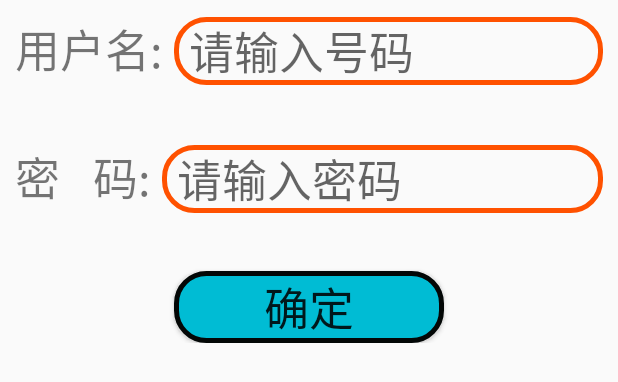
After one commit to gallifreyCar/TodayApplication, an Android app: the layout layout_custom.xml on its own in the app's theme, with its tools: preview values and no code run, on a phone screen of 412 x 824 dp. The commit adds this screen. Shown: the top 382 px of the screen. Run offline under Robolectric (Android 15) with nearby library versions, the light colour scheme and no system bars.

Commit message:
更新AlterDialog的内容

```diff
--- a/app/src/main/res/layout/activity_dialog.xml
+++ b/app/src/main/res/layout/activity_dialog.xml
@@ -66,7 +66,7 @@
         android:layout_width="300dp"
         android:layout_height="wrap_content"
         android:id="@+id/btn_custom"
-        android:text="输入对话框"
+        android:text="自定义对话框"
         android:textSize="30sp"
         app:layout_constraintStart_toStartOf="parent"
         app:layout_constraintEnd_toEndOf="parent"
--- /dev/null
+++ b/app/src/main/res/layout/layout_custom.xml
@@ -0,0 +1,67 @@
+<?xml version="1.0" encoding="utf-8"?>
+<RelativeLayout xmlns:android="http://schemas.android.com/apk/res/android"
+    xmlns:app="http://schemas.android.com/apk/res-auto"
+    xmlns:tools="http://schemas.android.com/tools"
+    android:layout_width="wrap_content"
+    android:layout_height="wrap_content"
+    android:paddingTop="10dp"
+    android:paddingStart="10dp"
+    android:paddingEnd="10dp"
+    tools:context=".EditTextActivity">
+
+    <TextView
+        android:id="@+id/tv_user"
+        android:layout_width="wrap_content"
+        android:layout_height="wrap_content"
+        android:text="用户名: "
+
+        android:textSize="30sp" />
+
+    <EditText
+        android:paddingStart="10dp"
+        android:id="@+id/et_user"
+        android:layout_width="match_parent"
+        android:layout_height="wrap_content"
+        android:layout_alignBaseline="@id/tv_user"
+        android:layout_toEndOf="@id/tv_user"
+        android:hint="请输入号码"
+        android:inputType="phone"
+        android:textSize="30sp"
+        android:background="@drawable/bgeditext"
+
+        />
+    <TextView
+        android:id="@+id/tv_pwd"
+        android:layout_width="wrap_content"
+        android:layout_height="wrap_content"
+        android:layout_below="@id/tv_user"
+        android:layout_alignStart="@id/tv_user"
+        android:layout_marginTop="40dp"
+        android:text="密   码: "
+        android:textSize="30sp" />
+
+    <EditText
+        android:id="@+id/et_pwd"
+        android:layout_width="match_parent"
+        android:layout_height="wrap_content"
+        android:layout_below="@id/et_user"
+        android:layout_alignBaseline="@id/tv_pwd"
+        android:layout_toEndOf="@id/tv_pwd"
+        android:background="@drawable/bgeditext"
+        android:paddingStart="10dp"
+        android:drawablePadding="5dp"
+        android:hint="请输入密码"
+        android:inputType="textPassword"
+        android:textSize="30sp" />
+    <Button
+        android:layout_width="wrap_content"
+        android:layout_height="wrap_content"
+        android:layout_marginTop="40dp"
+        android:layout_below="@id/tv_pwd"
+        android:id="@+id/btn_custom_ok"
+        android:paddingHorizontal="60dp"
+        android:layout_centerHorizontal="true"
+        android:textSize="30sp"
+        android:text="确定"
+        android:background="@drawable/pressresult"/>
+</RelativeLayout>
```
Also changed, not shown: app/src/main/java/com/gallifrey/todayapplication/DialogActivity.java (+68 -3 lines).
